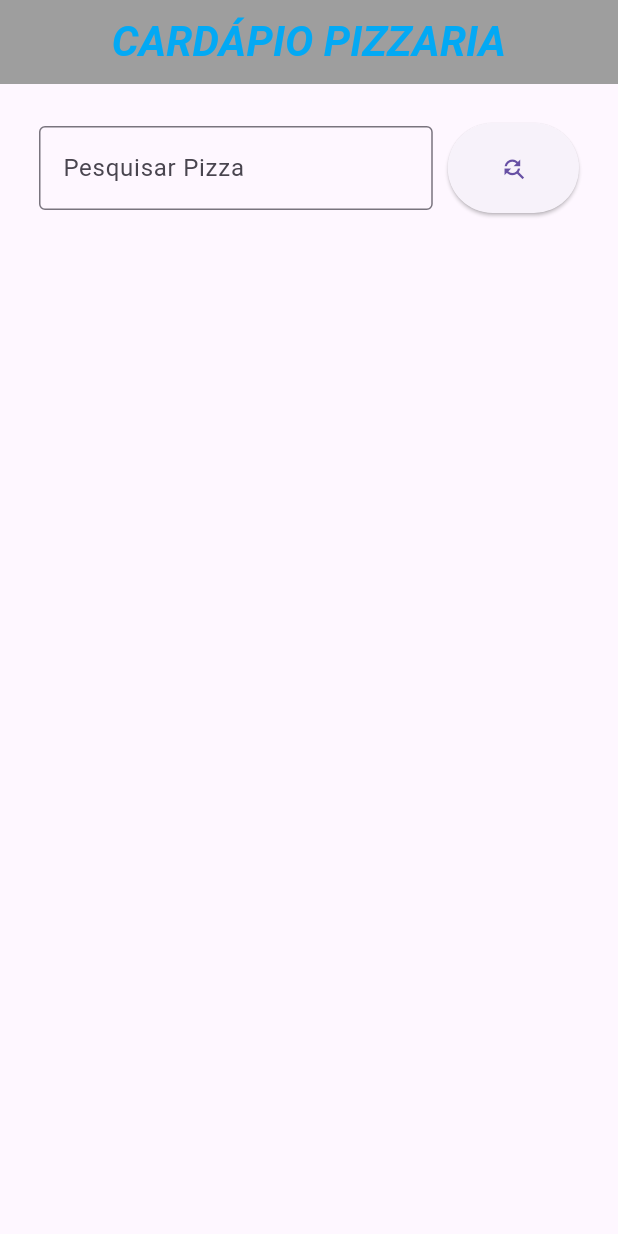
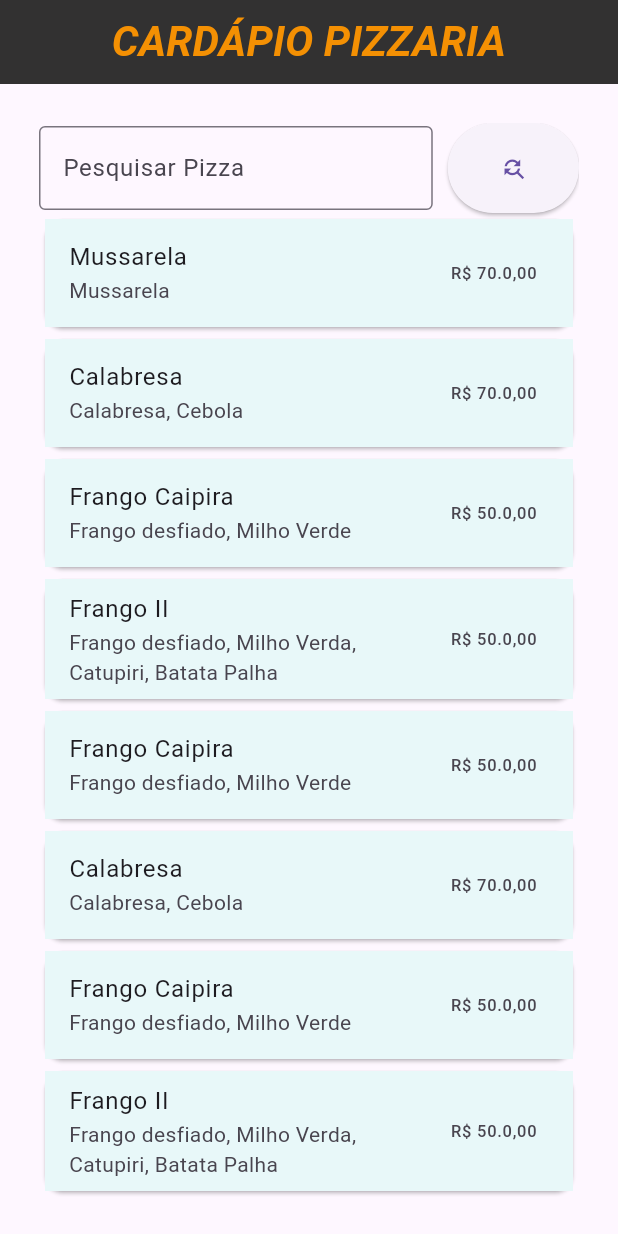
Before and after one commit to mvarjona/Pizzaria, a Flutter app: the screen it shows after launch, on a phone screen of 412 x 824 dp. Run offline on Flutter 3.47's test engine with Material 3 defaults, Android fonts, the phone set to English and light mode, and no system bars.

Commit message:
24032025

```diff
--- a/lib/Pages/cardapio.dart
+++ b/lib/Pages/cardapio.dart
@@ -1,3 +1,4 @@
+import 'package:app_pizzaria/repositories/pizza_repository.dart';
 import 'package:flutter/material.dart';
 
 class CardapioPizza extends StatefulWidget {
@@ -8,24 +9,28 @@ class CardapioPizza extends StatefulWidget {
 }
 
 class _CardapioPizzaState extends State<CardapioPizza> {
+  final pizzas = PizzaRepository.pizza;
+
   @override
   Widget build(BuildContext context) {
     return Scaffold(
         appBar: AppBar(
           title: const Text("CARDÁPIO PIZZARIA"),
           centerTitle: true,
-          backgroundColor: Colors.grey,
+          backgroundColor: const Color.fromARGB(255, 50, 49, 49),
           titleTextStyle: const TextStyle(
-            color: Colors.lightBlue,
+              color: Color.fromARGB(255, 244, 144, 3),
               fontSize: 28,
               fontStyle: FontStyle.italic,
               fontWeight: FontWeight.w600,
-          ),
+              fontFamily: String.fromEnvironment(AutofillHints.addressState)),
         ),
         body: Center(
           child: Padding(
             padding: const EdgeInsets.all(26),
-            child: ListView(children: [
+            child: SingleChildScrollView(
+              scrollDirection: Axis.vertical,
+              child: Column(children: [
                 Row(
                   children: [
                     const Expanded(
@@ -41,13 +46,28 @@ class _CardapioPizzaState extends State<CardapioPizza> {
                       flex: 1,
                       child: ElevatedButton(
                         onPressed: () {},
-                      style: ElevatedButton.styleFrom(minimumSize: const Size(64.0, 60.00)),
+                        style: ElevatedButton.styleFrom(
+                            minimumSize: const Size(64.0, 60.00)),
                         child: const Icon(Icons.find_replace_sharp),
                       ),
                     )
                   ],
+                ),
+
+                for (var p in pizzas)
+                 Card(
+                  child:  ListTile(
+                     tileColor: const Color.fromARGB(255, 232, 248, 249),
+                    title: Text(p.title),
+                    subtitle: Text(p.sabor),
+                    trailing: Text("R\$ ${p.preco.toString()},00"),
+
+                  ),
                  )
+
+
               ]),
+            ),
           ),
         ));
   }
--- a/lib/main.dart
+++ b/lib/main.dart
@@ -13,6 +13,7 @@
     return const MaterialApp(
 
       home: CardapioPizza(),
+      debugShowCheckedModeBanner: false,
     );
   }
 }
--- a/lib/model/Pizza.dart
+++ b/lib/model/Pizza.dart
@@ -1,12 +1,12 @@
-
-
 class Pizza{
-  Pizza({required this.title, required this.dateTime, required this.codigo, required this.sabor});
+  Pizza({required this.title, required this.codigo, required this.sabor, required this.preco});
 
   String title;
   String sabor;
-  DateTime dateTime;
   int codigo;
+  double preco;
+
+
 
 
 }
--- /dev/null
+++ b/lib/repositories/pizza_repository.dart
@@ -0,0 +1,67 @@
+import 'package:app_pizzaria/model/Pizza.dart';
+
+class PizzaRepository {
+  static List<Pizza> pizza = [
+    Pizza(title: "Mussarela", codigo: 1, sabor: "Mussarela", preco: 70.00),
+    Pizza(
+        title: "Calabresa",
+        codigo: 2,
+        sabor: "Calabresa, Cebola",
+        preco: 70.00),
+    Pizza(
+        title: "Frango Caipira",
+        codigo: 3,
+        sabor: "Frango desfiado, Milho Verde",
+        preco: 50.00),
+    Pizza(
+        title: "Frango II",
+        codigo: 3,
+        sabor: "Frango desfiado, Milho Verda, Catupiri, Batata Palha",
+        preco: 50.00),
+    Pizza(
+        title: "Frango Caipira",
+        codigo: 3,
+        sabor: "Frango desfiado, Milho Verde",
+        preco: 50.00),
+            Pizza(
+        title: "Calabresa",
+        codigo: 2,
+        sabor: "Calabresa, Cebola",
+        preco: 70.00),
+    Pizza(
+        title: "Frango Caipira",
+        codigo: 3,
+        sabor: "Frango desfiado, Milho Verde",
+        preco: 50.00),
+    Pizza(
+        title: "Frango II",
+        codigo: 3,
+        sabor: "Frango desfiado, Milho Verda, Catupiri, Batata Palha",
+        preco: 50.00),
+    Pizza(
+        title: "Frango Caipira",
+        codigo: 3,
+        sabor: "Frango desfiado, Milho Verde",
+        preco: 50.00),
+                 Pizza(
+        title: "Calabresa",
+        codigo: 2,
+        sabor: "Calabresa, Cebola",
+        preco: 70.00),
+    Pizza(
+        title: "Frango Caipira",
+        codigo: 3,
+        sabor: "Frango desfiado, Milho Verde",
+        preco: 50.00),
+    Pizza(
+        title: "Frango II",
+        codigo: 3,
+        sabor: "Frango desfiado, Milho Verda, Catupiri, Batata Palha",
+        preco: 50.00),
+    Pizza(
+        title: "Frango Caipira",
+        codigo: 3,
+        sabor: "Frango desfiado, Milho Verde",
+        preco: 50.00),
+  ];
+}
```
Also changed, not shown: 1 other file. Lines whose indentation alone changed are shown as unchanged.
